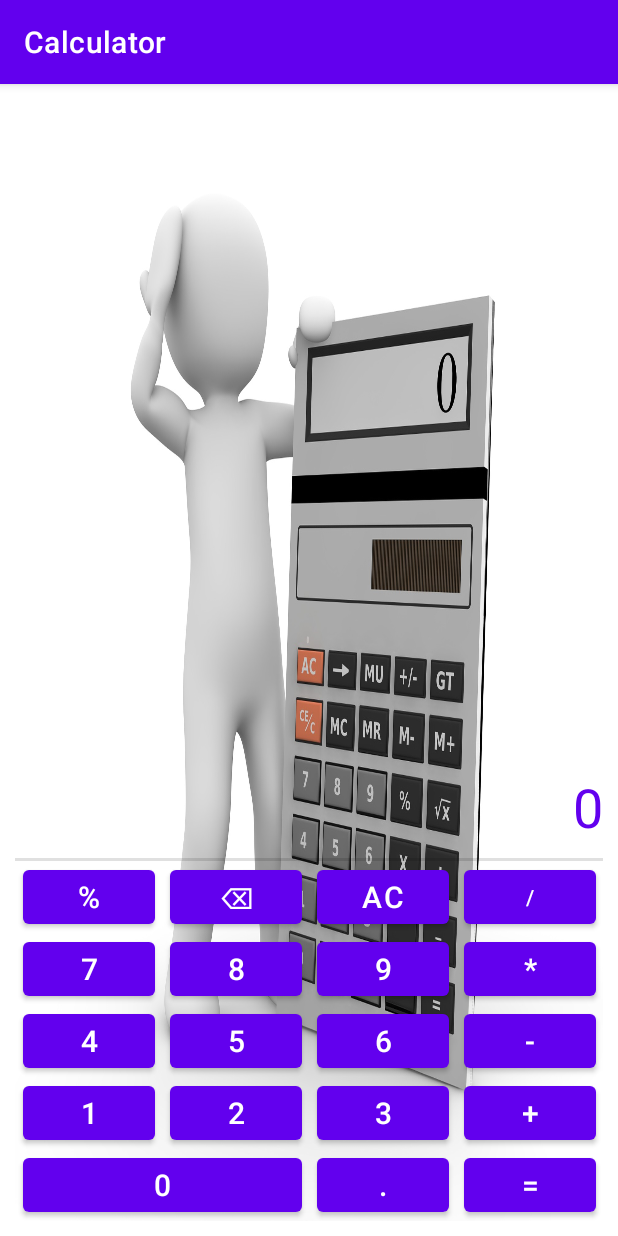
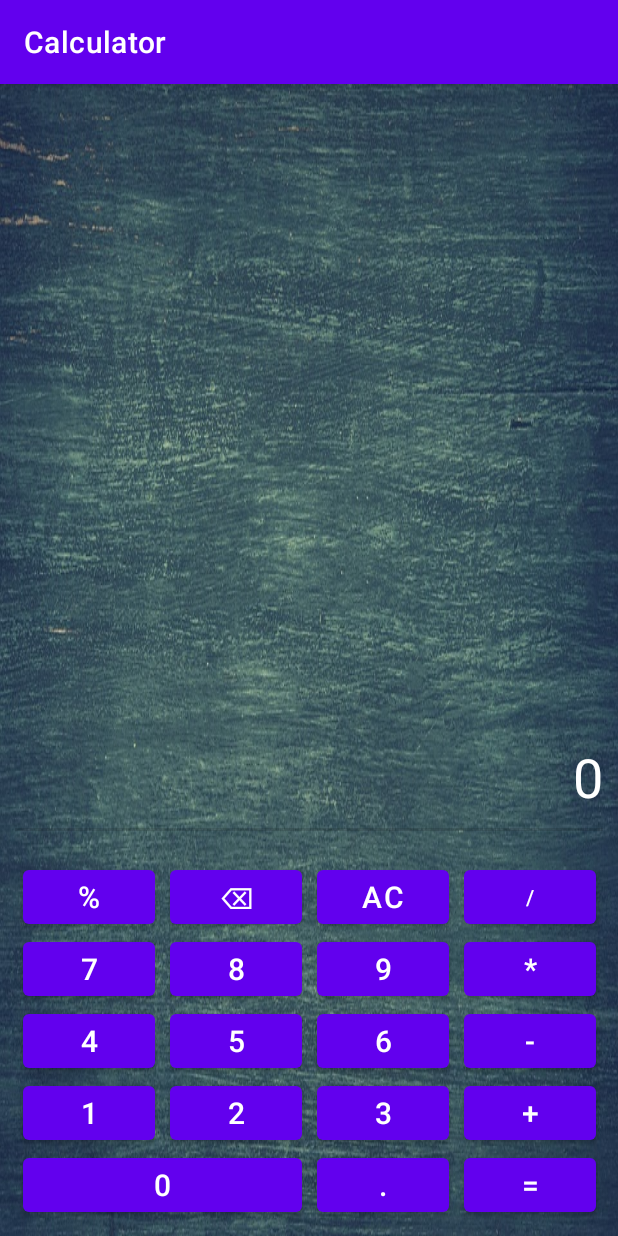
Before and after one commit to VolokhinAlex/Android-Calculator, an Android app: the screen it shows after launch (MainActivity), on a phone screen of 412 x 824 dp. Run offline under Robolectric (Android 15) with nearby library versions, the light colour scheme and no system bars.

Commit message:
Исправлена проблема с вылетом программы при вводе только точки. Исправлена проблема с вылетом программы при вводе числа с оператором, а также после удаления оператора при помощи кнопки. Исправлена ошибка при неправильной обработке 16-значных чисел и более.Изменено фоновое изображение из-за проблем с чтением текста.

```diff
--- a/app/src/main/res/layout/activity_display.xml
+++ b/app/src/main/res/layout/activity_display.xml
@@ -10,7 +10,7 @@
         android:layout_height="wrap_content"
         android:text="@string/display_text"
         android:textAlignment="textEnd"
-        android:textColor="@color/purple_500"
+        android:textColor="@color/white"
         android:textSize="36sp" />
 
     <View
--- a/app/src/main/res/layout/activity_main.xml
+++ b/app/src/main/res/layout/activity_main.xml
@@ -1,7 +1,6 @@
 <LinearLayout xmlns:android="http://schemas.android.com/apk/res/android"
     android:layout_width="match_parent"
     android:layout_height="match_parent"
-    android:layout_margin="10dp"
     android:background="@drawable/calculate"
     android:orientation="vertical">
 
@@ -13,11 +12,13 @@
     <include
         layout="@layout/activity_display"
         android:layout_width="match_parent"
-        android:layout_height="wrap_content" />
+        android:layout_height="wrap_content"
+        android:layout_margin="10dp" />
 
     <include
         layout="@layout/activity_keyboard"
         android:layout_width="match_parent"
-        android:layout_height="wrap_content" />
+        android:layout_height="wrap_content"
+        android:layout_margin="10dp" />
 
 </LinearLayout>
--- a/app/src/main/res/values/strings.xml
+++ b/app/src/main/res/values/strings.xml
@@ -21,4 +21,5 @@
     <string name="button_percent">%</string>
     <string name="display_text">0</string>
     <string name="division_by_zero">You can\'t division by zero</string>
+    <string name="not_allowed_values">Your values are not allowed</string>
 </resources>
```
Also changed, not shown: app/src/main/java/com/example/java/android1/javaandroid1calculator/ButtonClickListener.java (+11 -1 lines), app/src/main/res/drawable/calculate.jpg.
